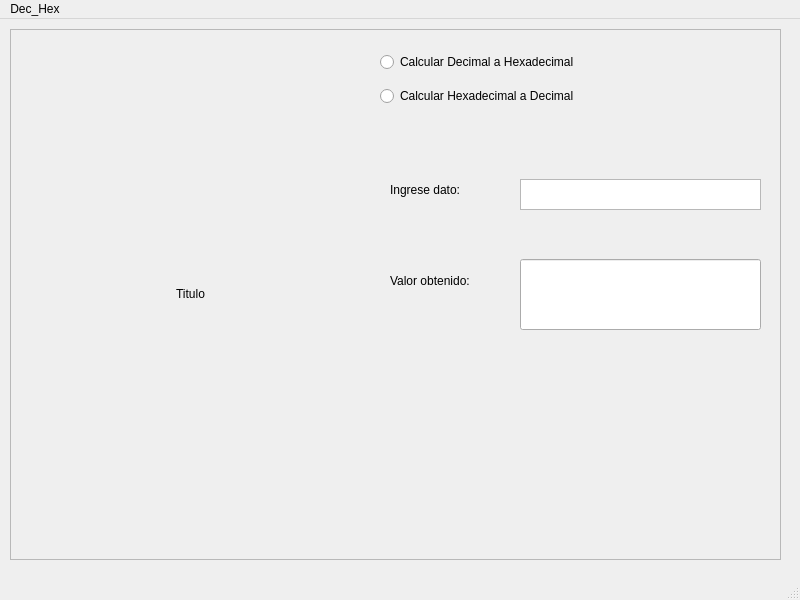
EmaGaleas/Decimal-Hexadecimal, file Decimal_Hexadecimal/cframe.ui: the form before one commit.
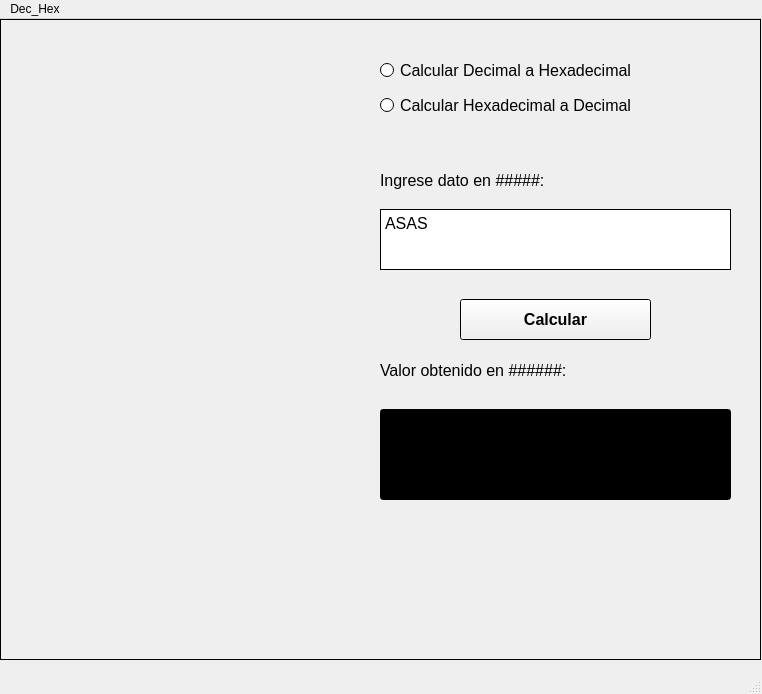
The form after the commit.

```diff
--- a/Decimal_Hexadecimal/cframe.ui
+++ b/Decimal_Hexadecimal/cframe.ui
@@ -6,8 +6,8 @@
    <rect>
     <x>0</x>
     <y>0</y>
-    <width>800</width>
-    <height>600</height>
+    <width>762</width>
+    <height>694</height>
    </rect>
   </property>
   <property name="windowTitle">
@@ -17,12 +17,76 @@
    <widget class="QFrame" name="f_inicial">
     <property name="geometry">
      <rect>
-      <x>10</x>
-      <y>10</y>
-      <width>771</width>
-      <height>531</height>
+      <x>0</x>
+      <y>0</y>
+      <width>761</width>
+      <height>641</height>
      </rect>
     </property>
+    <property name="palette">
+     <palette>
+      <active>
+       <colorrole role="Base">
+        <brush brushstyle="SolidPattern">
+         <color alpha="255">
+          <red>255</red>
+          <green>255</green>
+          <blue>255</blue>
+         </color>
+        </brush>
+       </colorrole>
+       <colorrole role="Window">
+        <brush brushstyle="SolidPattern">
+         <color alpha="255">
+          <red>0</red>
+          <green>0</green>
+          <blue>0</blue>
+         </color>
+        </brush>
+       </colorrole>
+      </active>
+      <inactive>
+       <colorrole role="Base">
+        <brush brushstyle="SolidPattern">
+         <color alpha="255">
+          <red>255</red>
+          <green>255</green>
+          <blue>255</blue>
+         </color>
+        </brush>
+       </colorrole>
+       <colorrole role="Window">
+        <brush brushstyle="SolidPattern">
+         <color alpha="255">
+          <red>0</red>
+          <green>0</green>
+          <blue>0</blue>
+         </color>
+        </brush>
+       </colorrole>
+      </inactive>
+      <disabled>
+       <colorrole role="Base">
+        <brush brushstyle="SolidPattern">
+         <color alpha="255">
+          <red>0</red>
+          <green>0</green>
+          <blue>0</blue>
+         </color>
+        </brush>
+       </colorrole>
+       <colorrole role="Window">
+        <brush brushstyle="SolidPattern">
+         <color alpha="255">
+          <red>0</red>
+          <green>0</green>
+          <blue>0</blue>
+         </color>
+        </brush>
+       </colorrole>
+      </disabled>
+     </palette>
+    </property>
     <property name="frameShape">
      <enum>QFrame::StyledPanel</enum>
     </property>
@@ -32,17 +96,17 @@
     <widget class="QWidget" name="gridLayoutWidget">
      <property name="geometry">
       <rect>
-       <x>10</x>
-       <y>10</y>
-       <width>341</width>
-       <height>511</height>
+       <x>0</x>
+       <y>0</y>
+       <width>351</width>
+       <height>641</height>
       </rect>
      </property>
      <layout class="QGridLayout" name="gridLayout">
       <item row="0" column="0">
        <widget class="QLabel" name="l_titulo">
         <property name="text">
-         <string>Titulo</string>
+         <string/>
         </property>
         <property name="textFormat">
          <enum>Qt::RichText</enum>
@@ -57,55 +121,147 @@
     <widget class="QTextEdit" name="textEdit">
      <property name="geometry">
       <rect>
-       <x>510</x>
-       <y>150</y>
-       <width>241</width>
-       <height>31</height>
+       <x>380</x>
+       <y>190</y>
+       <width>351</width>
+       <height>61</height>
       </rect>
      </property>
+     <property name="html">
+      <string>&lt;!DOCTYPE HTML PUBLIC &quot;-//W3C//DTD HTML 4.0//EN&quot; &quot;http://www.w3.org/TR/REC-html40/strict.dtd&quot;&gt;
+&lt;html&gt;&lt;head&gt;&lt;meta name=&quot;qrichtext&quot; content=&quot;1&quot; /&gt;&lt;style type=&quot;text/css&quot;&gt;
+p, li { white-space: pre-wrap; }
+&lt;/style&gt;&lt;/head&gt;&lt;body style=&quot; font-family:'MS Shell Dlg 2'; font-size:7.8pt; font-weight:400; font-style:normal;&quot;&gt;
+&lt;p style=&quot; margin-top:0px; margin-bottom:0px; margin-left:0px; margin-right:0px; -qt-block-indent:0; text-indent:0px;&quot;&gt;&lt;span style=&quot; font-size:12pt;&quot;&gt;ASAS&lt;/span&gt;&lt;/p&gt;&lt;/body&gt;&lt;/html&gt;</string>
+     </property>
     </widget>
     <widget class="QLabel" name="label">
      <property name="geometry">
       <rect>
        <x>380</x>
        <y>140</y>
-       <width>88</width>
+       <width>331</width>
        <height>42</height>
       </rect>
      </property>
+     <property name="palette">
+      <palette>
+       <active>
+        <colorrole role="Text">
+         <brush brushstyle="SolidPattern">
+          <color alpha="255">
+           <red>245</red>
+           <green>245</green>
+           <blue>245</blue>
+          </color>
+         </brush>
+        </colorrole>
+        <colorrole role="PlaceholderText">
+         <brush brushstyle="SolidPattern">
+          <color alpha="128">
+           <red>245</red>
+           <green>245</green>
+           <blue>245</blue>
+          </color>
+         </brush>
+        </colorrole>
+       </active>
+       <inactive>
+        <colorrole role="Text">
+         <brush brushstyle="SolidPattern">
+          <color alpha="255">
+           <red>245</red>
+           <green>245</green>
+           <blue>245</blue>
+          </color>
+         </brush>
+        </colorrole>
+        <colorrole role="PlaceholderText">
+         <brush brushstyle="SolidPattern">
+          <color alpha="128">
+           <red>245</red>
+           <green>245</green>
+           <blue>245</blue>
+          </color>
+         </brush>
+        </colorrole>
+       </inactive>
+       <disabled>
+        <colorrole role="Text">
+         <brush brushstyle="SolidPattern">
+          <color alpha="255">
+           <red>120</red>
+           <green>120</green>
+           <blue>120</blue>
+          </color>
+         </brush>
+        </colorrole>
+        <colorrole role="PlaceholderText">
+         <brush brushstyle="SolidPattern">
+          <color alpha="128">
+           <red>0</red>
+           <green>0</green>
+           <blue>0</blue>
+          </color>
+         </brush>
+        </colorrole>
+       </disabled>
+      </palette>
+     </property>
+     <property name="font">
+      <font>
+       <pointsize>12</pointsize>
+      </font>
+     </property>
      <property name="text">
-      <string>Ingrese dato:</string>
+      <string>Ingrese dato en #####:</string>
      </property>
     </widget>
     <widget class="QLabel" name="label_2">
      <property name="geometry">
       <rect>
        <x>380</x>
-       <y>220</y>
-       <width>88</width>
+       <y>320</y>
+       <width>351</width>
        <height>63</height>
       </rect>
      </property>
+     <property name="font">
+      <font>
+       <pointsize>12</pointsize>
+      </font>
+     </property>
      <property name="text">
-      <string>Valor obtenido:</string>
+      <string>Valor obtenido en ######:</string>
      </property>
     </widget>
-    <widget class="QLineEdit" name="lineEdit">
+    <widget class="QLineEdit" name="Le_obtenido">
+     <property name="enabled">
+      <bool>false</bool>
+     </property>
      <property name="geometry">
       <rect>
-       <x>510</x>
-       <y>230</y>
-       <width>241</width>
-       <height>71</height>
+       <x>380</x>
+       <y>390</y>
+       <width>351</width>
+       <height>91</height>
       </rect>
      </property>
+     <property name="font">
+      <font>
+       <pointsize>12</pointsize>
+      </font>
+     </property>
+     <property name="text">
+      <string/>
+     </property>
     </widget>
     <widget class="QWidget" name="gridLayoutWidget_2">
      <property name="geometry">
       <rect>
-       <x>370</x>
-       <y>10</y>
-       <width>391</width>
+       <x>380</x>
+       <y>30</y>
+       <width>318</width>
        <height>80</height>
       </rect>
      </property>
@@ -116,22 +272,143 @@
       <property name="verticalSpacing">
        <number>1</number>
       </property>
-      <item row="1" column="0">
-       <widget class="QRadioButton" name="Rb_dec_a_hex_2">
-        <property name="text">
-         <string>Calcular Hexadecimal a Decimal</string>
-        </property>
-       </widget>
-      </item>
       <item row="0" column="0">
        <widget class="QRadioButton" name="Rb_dec_a_hex">
+        <property name="font">
+         <font>
+          <pointsize>12</pointsize>
+         </font>
+        </property>
         <property name="text">
          <string>Calcular Decimal a Hexadecimal</string>
         </property>
        </widget>
       </item>
+      <item row="1" column="0">
+       <widget class="QRadioButton" name="Rb_hex_a_dec">
+        <property name="font">
+         <font>
+          <pointsize>12</pointsize>
+         </font>
+        </property>
+        <property name="text">
+         <string>Calcular Hexadecimal a Decimal</string>
+        </property>
+       </widget>
+      </item>
      </layout>
     </widget>
+    <widget class="QPushButton" name="Pb_calcular">
+     <property name="geometry">
+      <rect>
+       <x>460</x>
+       <y>280</y>
+       <width>191</width>
+       <height>41</height>
+      </rect>
+     </property>
+     <property name="palette">
+      <palette>
+       <active>
+        <colorrole role="WindowText">
+         <brush brushstyle="SolidPattern">
+          <color alpha="255">
+           <red>255</red>
+           <green>255</green>
+           <blue>255</blue>
+          </color>
+         </brush>
+        </colorrole>
+        <colorrole role="Text">
+         <brush brushstyle="SolidPattern">
+          <color alpha="255">
+           <red>0</red>
+           <green>170</green>
+           <blue>255</blue>
+          </color>
+         </brush>
+        </colorrole>
+        <colorrole role="PlaceholderText">
+         <brush brushstyle="SolidPattern">
+          <color alpha="128">
+           <red>0</red>
+           <green>170</green>
+           <blue>255</blue>
+          </color>
+         </brush>
+        </colorrole>
+       </active>
+       <inactive>
+        <colorrole role="WindowText">
+         <brush brushstyle="SolidPattern">
+          <color alpha="255">
+           <red>255</red>
+           <green>255</green>
+           <blue>255</blue>
+          </color>
+         </brush>
+        </colorrole>
+        <colorrole role="Text">
+         <brush brushstyle="SolidPattern">
+          <color alpha="255">
+           <red>0</red>
+           <green>170</green>
+           <blue>255</blue>
+          </color>
+         </brush>
+        </colorrole>
+        <colorrole role="PlaceholderText">
+         <brush brushstyle="SolidPattern">
+          <color alpha="128">
+           <red>0</red>
+           <green>170</green>
+           <blue>255</blue>
+          </color>
+         </brush>
+        </colorrole>
+       </inactive>
+       <disabled>
+        <colorrole role="WindowText">
+         <brush brushstyle="SolidPattern">
+          <color alpha="255">
+           <red>120</red>
+           <green>120</green>
+           <blue>120</blue>
+          </color>
+         </brush>
+        </colorrole>
+        <colorrole role="Text">
+         <brush brushstyle="SolidPattern">
+          <color alpha="255">
+           <red>120</red>
+           <green>120</green>
+           <blue>120</blue>
+          </color>
+         </brush>
+        </colorrole>
+        <colorrole role="PlaceholderText">
+         <brush brushstyle="SolidPattern">
+          <color alpha="128">
+           <red>0</red>
+           <green>0</green>
+           <blue>0</blue>
+          </color>
+         </brush>
+        </colorrole>
+       </disabled>
+      </palette>
+     </property>
+     <property name="font">
+      <font>
+       <pointsize>12</pointsize>
+       <weight>75</weight>
+       <bold>true</bold>
+      </font>
+     </property>
+     <property name="text">
+      <string>Calcular</string>
+     </property>
+    </widget>
    </widget>
   </widget>
   <widget class="QMenuBar" name="menubar">
@@ -139,7 +416,7 @@
     <rect>
      <x>0</x>
      <y>0</y>
-     <width>800</width>
+     <width>762</width>
      <height>25</height>
     </rect>
    </property>
```
Left out of the diff: 14 changed lines with no effect on the pictures.
